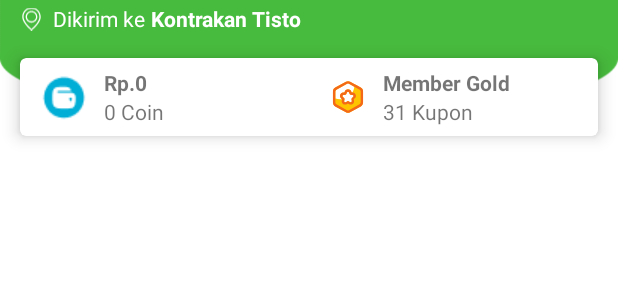
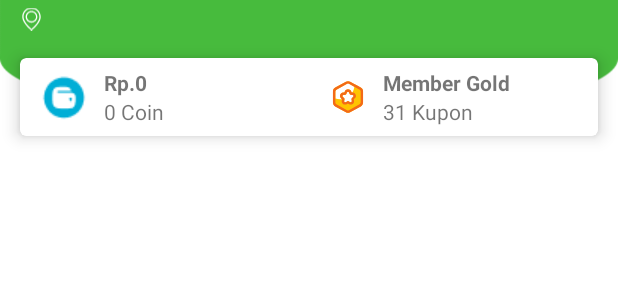
Before and after one commit to tomi-atom/KursusMobilApp, an Android app: the layout layout_home_member.xml on its own in the app's theme, with its tools: preview values and no code run, on a phone screen of 412 x 824 dp. Shown: the top 300 px of the screen. Run offline under Robolectric (Android 15) with nearby library versions, the phone set to English and light mode, and no system bars.

```diff
--- a/app/src/main/java/com/indah/kursusmobil/core/data/source/local/DummyData.kt
+++ b/app/src/main/java/com/indah/kursusmobil/core/data/source/local/DummyData.kt
@@ -23,11 +23,13 @@ object DummyData {
 
     )
     val listJadwal = listOf(
-        Jadwal(id = "1", id_kursus = "2", id_instruktur = "Instruktur",id_mobil = "Avanza", tanggal = "20-8-2022", jam_mulai = "14.00", jam_akhir = "16.00", status = "Kursus"),
+        Jadwal(
+            id = "1", id_kursus = 2, id_instruktur = "Instruktur",
+            id_mobil = "Avanza", tanggal = "20-8-2022", jam_mulai = "14.00", jam_akhir = "16.00", status = "Kursus"),
 
     )
     val listKursus = listOf(
-        Kursus(id = "1", id_peserta = "2", biaya = 1500000,jemput = false, biaya_jemput = 0,sim = false, biaya_sim = 0, diskon = 0,status  = "Kursus "),
+        Kursus(id = 1, id_peserta = "2", biaya = 1500000,jemput = false, biaya_jemput = 0,sim = false, biaya_sim = 0, diskon = 0,status  = "Kursus "),
 
         )
 }
--- a/app/src/main/java/com/indah/kursusmobil/core/data/source/model/Jadwal.kt
+++ b/app/src/main/java/com/indah/kursusmobil/core/data/source/model/Jadwal.kt
@@ -2,7 +2,7 @@ package com.indah.kursusmobil.core.data.source.model
 
 data class Jadwal(
     val id: String? = null,
-    val id_kursus: String? = null,
+    val id_kursus: Int? = null,
     val id_instruktur: String? = null,
     val id_mobil: String?= null,
     val tanggal: String?= null,
@@ -11,4 +11,4 @@ data class Jadwal(
     val status: String?= null,
 
 
-)
+    )
--- a/app/src/main/java/com/indah/kursusmobil/core/data/source/model/Kursus.kt
+++ b/app/src/main/java/com/indah/kursusmobil/core/data/source/model/Kursus.kt
@@ -1,7 +1,7 @@
 package com.indah.kursusmobil.core.data.source.model
 
 data class Kursus(
-    val id: String? = null,
+    val id: Int? = null,
     val id_peserta: String?,
     val biaya: Int?,
     val jemput: Boolean = false,
@@ -10,5 +10,8 @@ data class Kursus(
     val biaya_sim: Int?,
     val diskon: Int?,
     val status: String?,
+    val name: String? = null,
+    val image: String? = null,
+    val kota: String? = null,
 
 )
--- a/app/src/main/java/com/indah/kursusmobil/core/data/source/model/User.kt
+++ b/app/src/main/java/com/indah/kursusmobil/core/data/source/model/User.kt
@@ -11,5 +11,5 @@ data class User(
     val address: String?,
     val updated_at: String?,
     val created_at: String?,
-    var toko: Toko?
+    var kursus: Kursus
 )
--- a/app/src/main/java/com/indah/kursusmobil/ui/akun/AkunFragment.kt
+++ b/app/src/main/java/com/indah/kursusmobil/ui/akun/AkunFragment.kt
@@ -70,9 +70,9 @@ class AkunFragment : Fragment() {
 
                 Picasso.get().load(USER_URL + user.image).into(binding.imageProfile)
 
-                if (user.toko != null) {
+                if (user.kursus != null) {
                     tvStatusToko.toGone()
-                    tvNameToko.text = user.toko?.name
+                    tvNameToko.text = user.kursus?.status
                     binding.btnToko.setOnClickListener {
                         intentActivity(KursusSayaActivity::class.java)
                     }
--- a/app/src/main/java/com/indah/kursusmobil/ui/jadwal/EditJadwalActivity.kt
+++ b/app/src/main/java/com/indah/kursusmobil/ui/jadwal/EditJadwalActivity.kt
@@ -1,13 +1,11 @@
 package com.indah.kursusmobil.ui.jadwal
 
 import android.os.Bundle
-import com.indah.kursusmobil.core.data.source.model.AlamatToko
 import com.indah.kursusmobil.core.data.source.model.Jadwal
 import com.indah.kursusmobil.core.data.source.remote.network.State
 import com.indah.kursusmobil.databinding.ActivityTambahJadwalBinding
 import com.indah.kursusmobil.ui.base.MyActivity
 import com.indah.kursusmobil.util.defaultError
-import com.indah.kursusmobil.util.getKursusId
 import com.inyongtisto.myhelper.extension.*
 import org.koin.androidx.viewmodel.ext.android.viewModel
 
--- a/app/src/main/java/com/indah/kursusmobil/ui/kursus/KursusSayaActivity.kt
+++ b/app/src/main/java/com/indah/kursusmobil/ui/kursus/KursusSayaActivity.kt
@@ -27,7 +27,7 @@ class KursusSayaActivity : AppCompatActivity() {
         val user = Prefs.getUser()
         if (user != null) {
             binding.apply {
-                if (user.toko != null) {
+                if (user.kursus != null) {
 
                 }
             }
--- a/app/src/main/java/com/indah/kursusmobil/util/Prefs.kt
+++ b/app/src/main/java/com/indah/kursusmobil/util/Prefs.kt
@@ -20,4 +20,4 @@ object Prefs : KotprefModel() {
     }
 }
 
-fun getKursusId() = Prefs.getUser()?.toko?.id
+fun getKursusId() = Prefs.getUser()?.kursus?.id
--- a/app/src/main/res/layout/layout_home_member.xml
+++ b/app/src/main/res/layout/layout_home_member.xml
@@ -30,22 +30,7 @@
                 android:src="@drawable/ic_placeholder"
                 app:tint="@color/white" />
 
-            <TextView
-                android:layout_width="wrap_content"
-                android:layout_height="wrap_content"
-                android:layout_marginStart="@dimen/_5sdp"
-                android:text="Dikirim ke"
-                android:textColor="@color/white"
-                android:textSize="@dimen/_11ssp" />
 
-            <TextView
-                android:layout_width="wrap_content"
-                android:layout_height="wrap_content"
-                android:layout_marginStart="@dimen/_3sdp"
-                android:text="Kontrakan Tisto"
-                android:textColor="@color/white"
-                android:textSize="@dimen/_11ssp"
-                android:textStyle="bold" />
 
         </LinearLayout>
 
```
Also changed, not shown: app/src/main/java/com/indah/kursusmobil/core/data/repository/AppRepository.kt (+10 -10 lines), app/src/main/java/com/indah/kursusmobil/ui/jadwal/TambahJadwalActivity.kt (+10 -13 lines), app/src/main/java/com/indah/kursusmobil/ui/kursus/DaftarKursusActivity.kt (+3 -6 lines), app/src/main/res/layout/mylayout.xml (+0 -19 lines), 1 other file.
